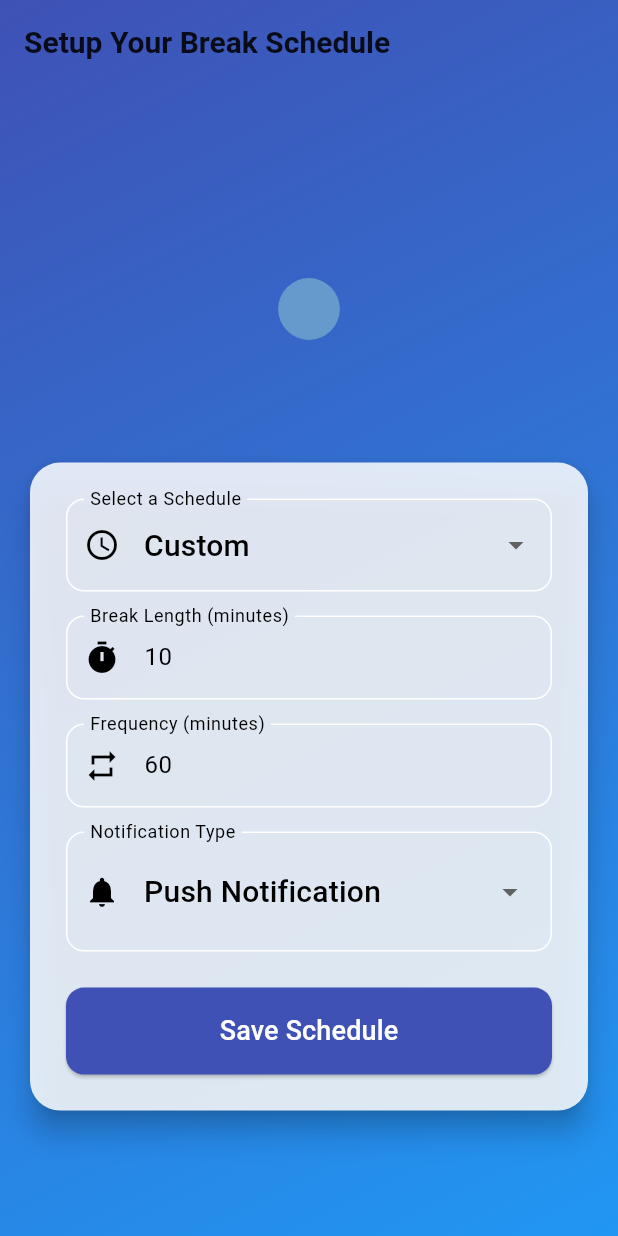
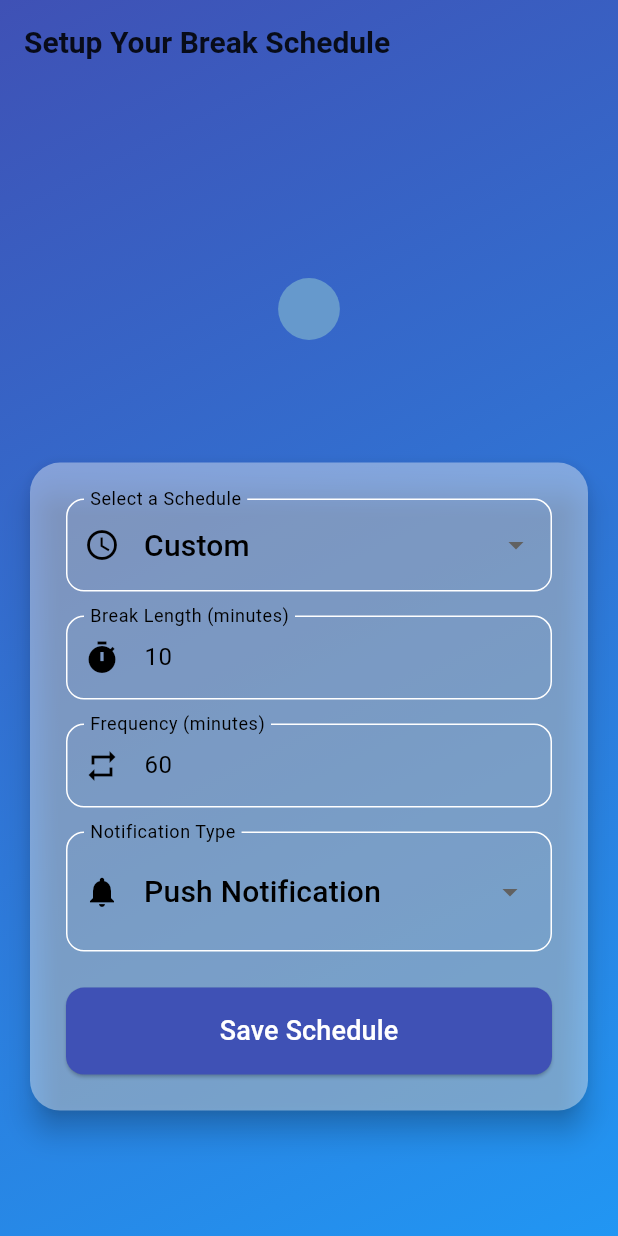
Before and after one commit to FlutterSmith/BreakSchedule, a Flutter app: the screen it shows after launch, on a phone screen of 412 x 824 dp. Run offline on Flutter 3.47's test engine with Material 3 defaults, Android fonts, the phone set to English and light mode, and no system bars; our stand-ins replace bloc, equatable, flutter_bloc, flutter_local_notifications, lottie.

Commit message:
Update Lottie animation in break screen and adjust card opacity in setup screen

```diff
--- a/lib/features/break_reminder/presentation/screens/break_screen.dart
+++ b/lib/features/break_reminder/presentation/screens/break_screen.dart
@@ -102,7 +102,7 @@ class _BreakScreenState extends State<BreakScreen>
                   SizedBox(
                     width: 150,
                     height: 150,
-                    child: Lottie.asset('assets/lottie/wellbeing.json',
+                    child: Lottie.asset('assets/lottie/setup_header.json',
                         fit: BoxFit.contain),
                   ),
                   const SizedBox(height: 16),
--- a/lib/features/break_reminder/presentation/screens/setup_screen.dart
+++ b/lib/features/break_reminder/presentation/screens/setup_screen.dart
@@ -66,7 +66,7 @@ class _SetupScreenState extends State<SetupScreen> {
                 const SizedBox(height: 16),
                 // Form container in a Card
                 Card(
-                  color: Colors.white.withOpacity(0.85),
+                  color: Colors.white.withOpacity(0.40),
                   shape: RoundedRectangleBorder(
                     borderRadius: BorderRadius.circular(20),
                   ),
```
